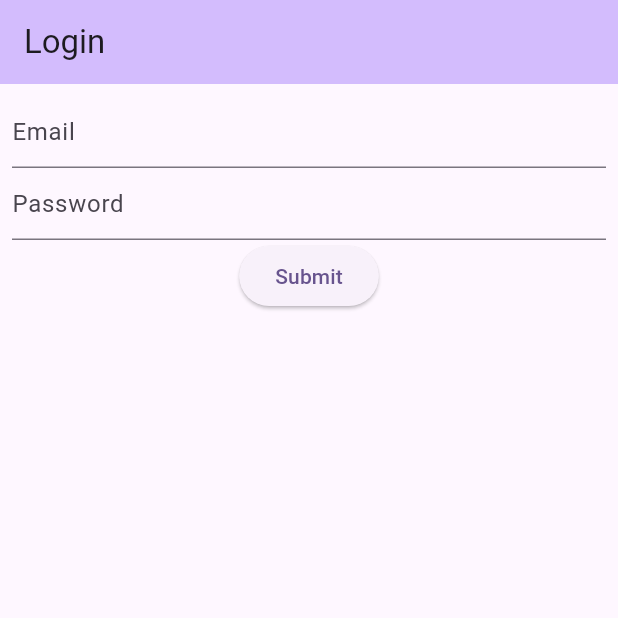
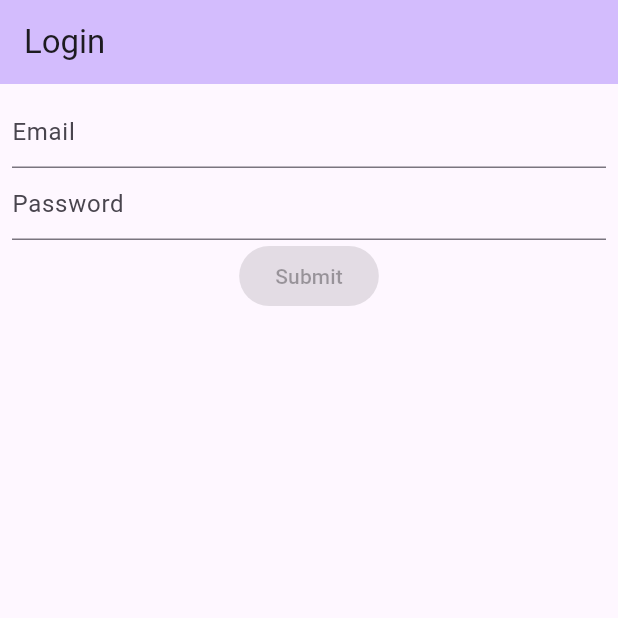
Before and after one commit to dev-saveliev/flutter_test_app, a Flutter app: the LoginScreen screen opened by its route, on a phone screen of 412 x 824 dp, the top half of it. Run offline on Flutter 3.47's test engine with Material 3 defaults, Android fonts, the phone set to English and light mode, and no system bars; drawn by our look-alikes of reactive_forms; our stand-ins replace flutter_riverpod, go_router; missing offline and left inert: reactive_forms_annotations.

Commit message:
Add login logic

```diff
--- /dev/null
+++ b/lib/api/model/login_response.dart
@@ -0,0 +1,2 @@
+class LoginResponse {
+}
--- /dev/null
+++ b/lib/api/requests/login_request.dart
@@ -0,0 +1,14 @@
+import 'package:flutter_test_app/api/model/login_response.dart';
+import 'package:flutter_test_app/api/request.dart';
+
+final class LoginRequest implements Request {
+  @override
+  MethodType type() => MethodType.get;
+
+  @override
+  Future<LoginResponse> run() {
+    return Future.delayed(const Duration(seconds: 3),(){
+      return LoginResponse();
+    });
+  }
+}
--- a/lib/router/router_configuration.dart
+++ b/lib/router/router_configuration.dart
@@ -1,10 +1,13 @@
 import 'package:flutter_test_app/screens/intro_screen.dart';
-import 'package:flutter_test_app/screens/login_screen.dart';
+import 'package:flutter_test_app/screens/login/login_screen.dart';
+import 'package:flutter_test_app/screens/main_screen.dart';
+import 'package:flutter_test_app/screens/test_screen.dart';
 import 'package:go_router/go_router.dart';
 
 enum RouteName {
   root,
-  login
+  login,
+  main
 }
 
 extension RouteNameExtension on RouteName {
@@ -14,6 +17,8 @@ extension RouteNameExtension on RouteName {
         return '/';
       case RouteName.login:
         return '/login';
+      case RouteName.main:
+        return '/main';
     }
   }
 }
@@ -23,12 +28,19 @@ class RouterConfiguration {
     routes: [
       GoRoute(
         path: RouteName.root.path,
-        builder: (context, state) => const IntroScreen(),
+//        builder: (context, state) => const IntroScreen(),
+//        builder: (context, state) => HelloWorldWidget(),
+        builder: (context, state) => LoginScreen(),
       ),
       GoRoute(
         path: RouteName.login.path,
         builder: (context, state) => LoginScreen(),
       ),
+      GoRoute(
+        path: RouteName.main.path,
+        builder: (context, state) => MainScreen(),
+      ),
+
     ],
   );
 }
--- /dev/null
+++ b/lib/screens/login/login_screen.dart
@@ -0,0 +1,87 @@
+import 'package:flutter/material.dart';
+import 'package:flutter_riverpod/flutter_riverpod.dart';
+import 'package:flutter_test_app/router/router_configuration.dart';
+import 'package:flutter_test_app/screens/login/login_logic.dart';
+import 'package:go_router/go_router.dart';
+import 'package:reactive_forms/reactive_forms.dart';
+
+enum FormFields { email, password }
+
+class LoginScreen extends ConsumerStatefulWidget {
+  const LoginScreen({super.key});
+
+  @override
+  ConsumerState<LoginScreen> createState() => _LoginScreenState();
+}
+
+class _LoginScreenState extends ConsumerState<LoginScreen> {
+  final _form = FormGroup({
+    FormFields.email.name: FormControl<String>(validators: [
+      Validators.required,
+      Validators.email,
+    ]),
+    FormFields.password.name: FormControl<String>(validators: [
+      Validators.required,
+      Validators.minLength(8),
+    ]),
+  });
+
+  final _logic = LoginLogic();
+
+  @override
+  Widget build(BuildContext context) {
+    _handleOnNextScreenEvent();
+
+    return Scaffold(
+      appBar: AppBar(
+        backgroundColor: Theme.of(context).colorScheme.inversePrimary,
+        title: const Text('Login'),
+      ),
+      body: Center(
+        child: _buildForm(),
+      ),
+    );
+  }
+
+  _handleOnNextScreenEvent() {
+    ref.listen(_logic.onLoginProvider, (prev, next) {
+      if (next == true) {
+        context.go(RouteName.main.path);
+      }
+    });
+  }
+
+  Widget _buildForm() {
+    return ReactiveForm(
+      formGroup: _form,
+      child: Padding(
+        padding: const EdgeInsets.all(8.0),
+        child: Column(
+          children: <Widget>[
+            ReactiveTextField(
+              formControlName: FormFields.email.name,
+              decoration: const InputDecoration(hintText: 'Email'),
+            ),
+            ReactiveTextField(
+              formControlName: FormFields.password.name,
+              obscureText: true,
+              decoration: const InputDecoration(hintText: 'Password'),
+            ),
+            ReactiveFormConsumer(
+              builder: (context, form, child) {
+                return ElevatedButton(
+                  onPressed: _form!.valid ? () => _logic.login(
+                    login: _form.control(FormFields.email.name).value,
+                    password: _form.control(FormFields.password.name).value,
+                    ref: ref,
+                  ) : null,
+                  child: const Text('Submit'),
+                );
+              },
+            ),
+          ],
+        ),
+      ),
+    );
+  }
+}
--- a/lib/screens/login_screen.dart
+++ /dev/null
@@ -1,61 +0,0 @@
-import 'package:flutter/material.dart';
-import 'package:reactive_forms/reactive_forms.dart';
-
-class LoginScreen extends StatelessWidget {
-  LoginScreen({super.key});
-
-  final _formModel = FormGroup({
-    'email': FormControl<String>(validators: [
-      Validators.required,
-      Validators.email,
-    ]),
-    'password': FormControl<String>(validators: [
-      Validators.required,
-      Validators.minLength(8),
-    ]),
-  });
-
-  @override
-  Widget build(BuildContext context) {
-    return Scaffold(
-      appBar: AppBar(
-        backgroundColor: Theme.of(context).colorScheme.inversePrimary,
-        title: const Text('Login'),
-      ),
-      body: Center(
-        child: _form(),
-      ),
-    );
-  }
-
-  Widget _form() {
-    return ReactiveForm(
-      formGroup: _formModel,
-      child: Padding(
-        padding: const EdgeInsets.all(8.0),
-        child: Column(
-          children: <Widget>[
-            ReactiveTextField(
-              formControlName: 'email',
-              decoration: const InputDecoration(hintText: 'Email'),
-            ),
-            ReactiveTextField(
-              formControlName: 'password',
-              obscureText: true,
-              decoration: const InputDecoration(hintText: 'Password'),
-            ),
-            ElevatedButton(
-              key: const Key('submit'),
-              onPressed: _submit,
-              child: const Text('Submit'),
-            ),
-          ],
-        ),
-      ),
-    );
-  }
-
-  _submit() {
-    print('Submit');
-  }
-}
--- a/pubspec.yaml
+++ b/pubspec.yaml
@@ -37,6 +37,7 @@ dependencies:
   cupertino_icons: ^1.0.6
   go_router: ^14.1.4
   riverpod: ^2.5.1
+  flutter_riverpod: ^2.5.1
   reactive_forms:
   reactive_forms_annotations:
 
```
Also changed, not shown: lib/api/request.dart (added, +9 -0 lines), lib/main.dart (+6 -4 lines), lib/screens/login/login_logic.dart (added, +17 -0 lines), lib/screens/main_screen.dart (added, +11 -0 lines), lib/screens/test_screen.dart (added, +16 -0 lines), pubspec.lock.
